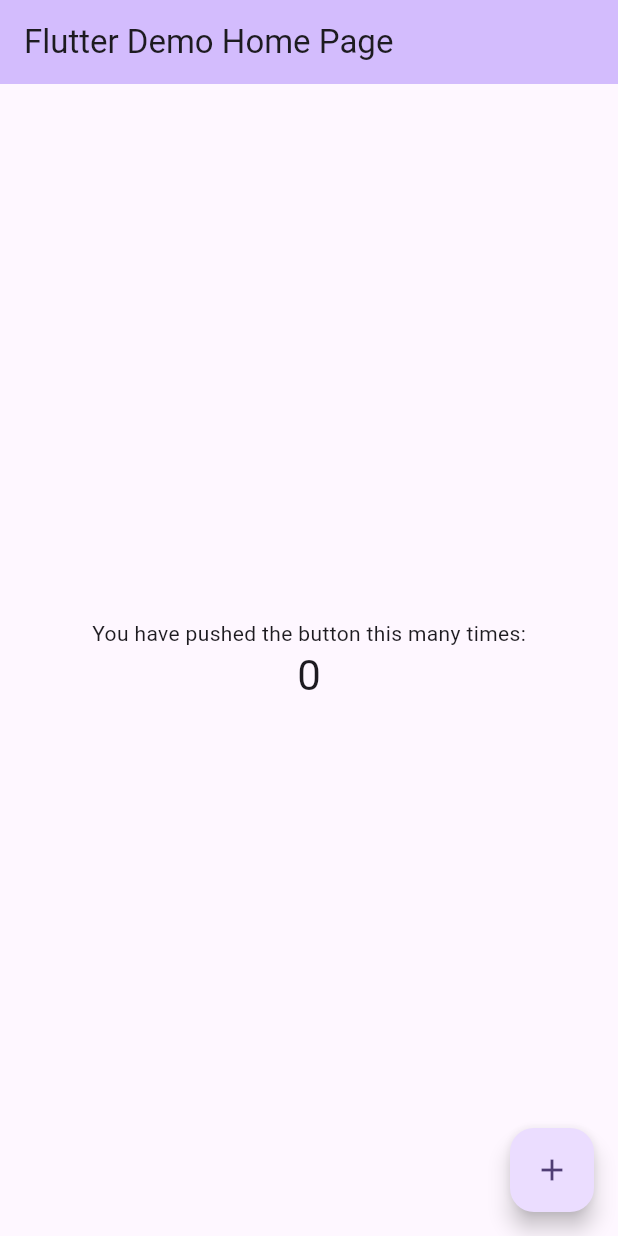
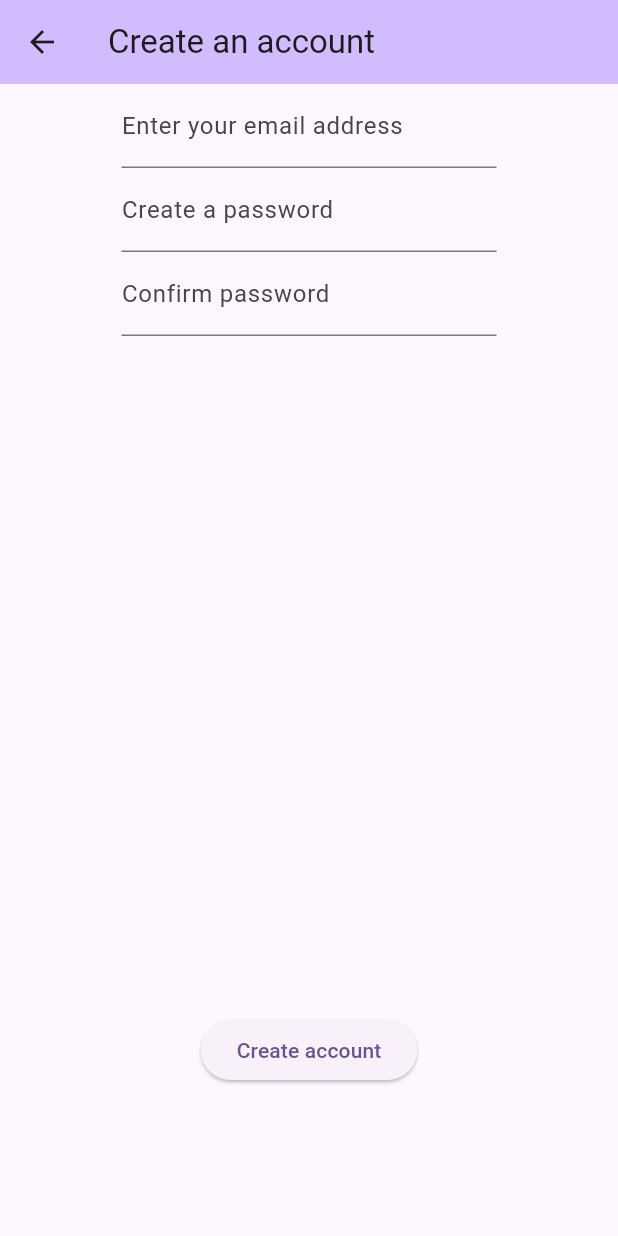
Before and after one commit to Boubakar3mc/ubee_mini, a Flutter app: the screen it shows after launch, on a phone screen of 412 x 824 dp. Run offline on Flutter 3.47's test engine with Material 3 defaults, Android fonts, the phone set to English and light mode, and no system bars; our stand-ins replace bloc, email_validator, equatable, firebase_auth, firebase_core, flutter_bloc and 1 more; accounts and stored records are empty; generated files the repository leaves out were written again.

Commit message:
Added email Validation

```diff
--- /dev/null
+++ b/lib/features/authentication/domain/use_cases/email_validation.dart
@@ -0,0 +1,22 @@
+import 'package:email_validator/email_validator.dart';
+import 'package:equatable/equatable.dart';
+import 'package:ubee_mini/core/utils/usecase.dart';
+
+class EmailValidation extends UseCase<bool,EmailValidationParams>{
+  @override
+  Future<bool> call(EmailValidationParams params) {
+
+    return Future.value(EmailValidator.validate(params.email));
+  }
+
+}
+
+class EmailValidationParams extends Equatable{
+  final String email;
+
+  const EmailValidationParams(this.email);
+
+  @override
+  List<Object?> get props => [email];
+
+}
--- /dev/null
+++ b/lib/features/authentication/presentation/pages/create_account_view.dart
@@ -0,0 +1,74 @@
+import 'package:flutter/material.dart';
+import 'package:flutter/widgets.dart';
+
+class CreateAccountView extends StatefulWidget {
+  final String title;
+
+  const CreateAccountView(this.title, {super.key});
+
+  @override
+  State<CreateAccountView> createState() => _CreateAccountViewState();
+}
+
+class _CreateAccountViewState extends State<CreateAccountView> {
+  TextEditingController emailTextFieldController = TextEditingController();
+  TextEditingController passwordTextFieldController = TextEditingController();
+  TextEditingController passwordConfirmTextFieldController =
+      TextEditingController();
+  @override
+  Widget build(BuildContext context) {
+    return Scaffold(
+        appBar: AppBar(
+          backgroundColor: Theme.of(context).colorScheme.inversePrimary,
+          leading: IconButton(
+            icon: const Icon(Icons.arrow_back),
+            onPressed: () => {},
+          ),
+          title: Text(widget.title),
+        ),
+        body: Center(
+          child: Column(
+            children: [
+              SizedBox(
+                width: 250,
+                child: TextField(
+                  controller: emailTextFieldController,
+                  decoration: const InputDecoration(
+                    labelText: "Enter your email address",
+                    hintText: 'Email',
+                  ),
+                ),
+              ),
+              SizedBox(
+                width: 250,
+                child: TextField(
+                  controller: passwordTextFieldController,
+                  decoration: const InputDecoration(
+                    labelText: "Create a password",
+                    hintText: 'Password',
+                  ),
+                ),
+              ),
+              SizedBox(
+                width: 250,
+                child: TextField(
+                  controller: passwordConfirmTextFieldController,
+                  decoration: const InputDecoration(
+                    labelText: "Confirm password",
+                    hintText: 'Confirm password',
+                  ),
+                ),
+              ),
+              const Expanded(child: SizedBox()),
+              ElevatedButton(
+                onPressed: () {},
+                child: const Text('Create account'),
+              ),
+              const SizedBox(
+                height: 100,
+              )
+            ],
+          ),
+        ));
+  }
+}
--- a/lib/main.dart
+++ b/lib/main.dart
@@ -1,5 +1,6 @@
 import 'package:flutter/material.dart';
 import 'package:flutter_localizations/flutter_localizations.dart';
+import 'package:ubee_mini/features/authentication/presentation/pages/create_account_view.dart';
 
 import 'injection_container.dart' as di;
 
@@ -27,7 +28,7 @@ class MyApp extends StatelessWidget {
         Locale('en', ''),
         Locale('fr', ''),
       ],
-      home: const MyHomePage(title: 'Flutter Demo Home Page'),
+      home: const CreateAccountView("Create an account"),
     );
   }
 }
--- a/pubspec.yaml
+++ b/pubspec.yaml
@@ -16,6 +16,7 @@ dependencies:
   cupertino_icons: ^1.0.2
   flutter_bloc: ^8.1.3
   equatable: ^2.0.5
+  email_validator: ^2.1.16
   firebase_core: ^2.23.0
   firebase_storage: ^11.5.2
   firebase_auth: ^4.14.1
```
Also changed, not shown: pubspec.lock, 1 other file.
